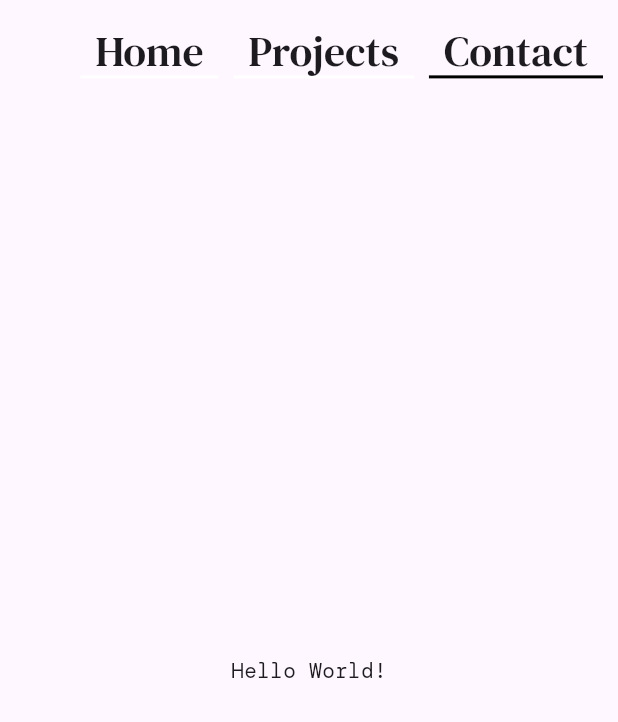
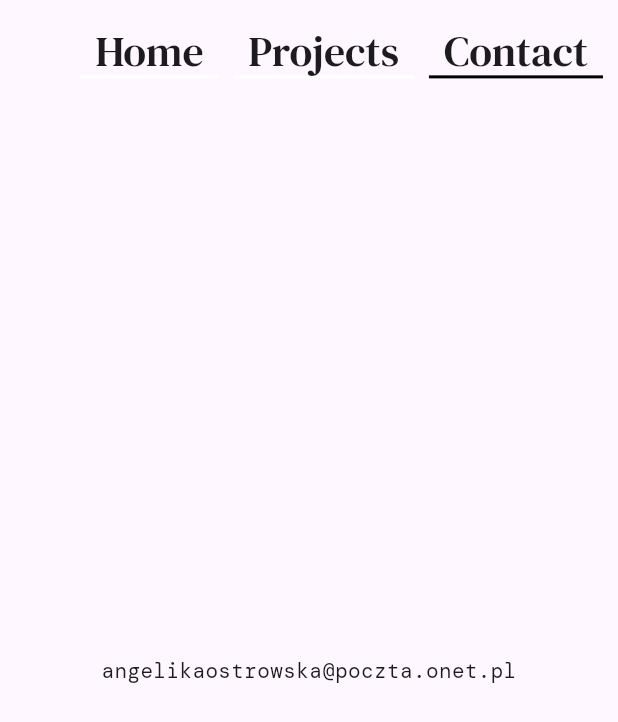
Before and after one commit to angost/Portfolio-Website, a Flutter app: the ContactPage screen opened directly, on a phone screen of 412 x 824 dp. Shown: the top 722 px of the screen. Run offline on Flutter 3.47's test engine with Material 3 defaults, Android fonts, the phone set to English and light mode, and no system bars; our stand-ins replace carousel_slider, flip_card; project files that could hold a hidden picture were left out.

Commit message:
Added mail to Contact page

```diff
--- a/lib/contactPage.dart
+++ b/lib/contactPage.dart
@@ -19,7 +19,7 @@ class _ContactPageState extends State<ContactPage> {
     return Scaffold(
       appBar: MyAppBar(context, "Contact", false, windowWidth > windowHeight),
       body: Center(
-        child: Text('Hello World!'),
+        child: Text('angelikaostrowska@poczta.onet.pl'),
       ),
     );
   }
```
